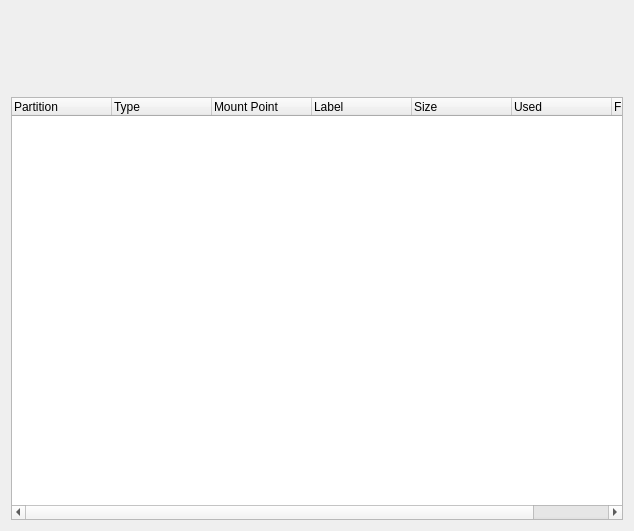
This is src/gui/partitionmanagerwidgetbase.ui in KDE/partitionmanager as Qt 5 draws it before an edit. The edited form follows.
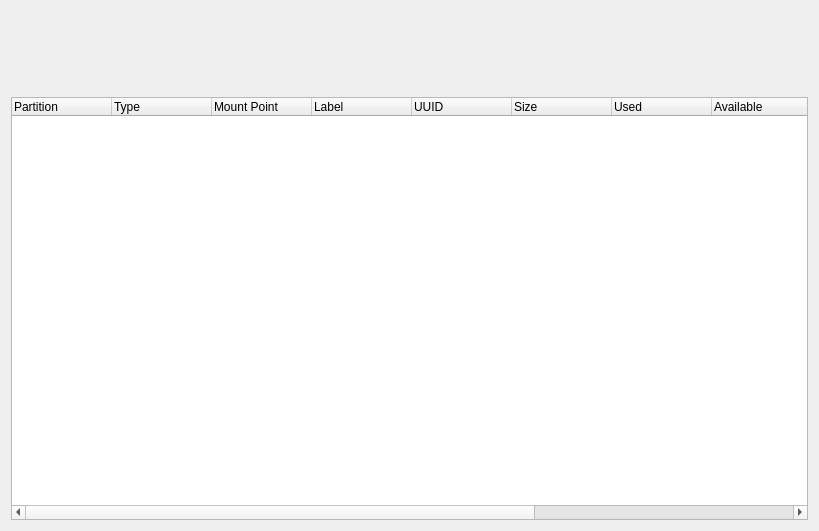
This is the edited form. Custom widgets are drawn as their Qt base class.

Commit message: Add some more columns to the partition tree now that columns can easily be hidden. Pick a sane set of columns to show by default, too.

```diff
--- a/src/gui/partitionmanagerwidgetbase.ui
+++ b/src/gui/partitionmanagerwidgetbase.ui
@@ -6,7 +6,7 @@
    <rect>
     <x>0</x>
     <y>0</y>
-    <width>634</width>
+    <width>819</width>
     <height>531</height>
    </rect>
   </property>
@@ -82,6 +82,11 @@
        <string>Label</string>
       </property>
      </column>
+     <column>
+      <property name="text">
+       <string>UUID</string>
+      </property>
+     </column>
      <column>
       <property name="text">
        <string>Size</string>
@@ -92,6 +97,26 @@
        <string>Used</string>
       </property>
      </column>
+     <column>
+      <property name="text">
+       <string>Available</string>
+      </property>
+     </column>
+     <column>
+      <property name="text">
+       <string>First Sector</string>
+      </property>
+     </column>
+     <column>
+      <property name="text">
+       <string>Last Sector</string>
+      </property>
+     </column>
+     <column>
+      <property name="text">
+       <string>Number of Sectors</string>
+      </property>
+     </column>
      <column>
       <property name="text">
        <string>Flags</string>
```
The commit also changes 3 other files.
